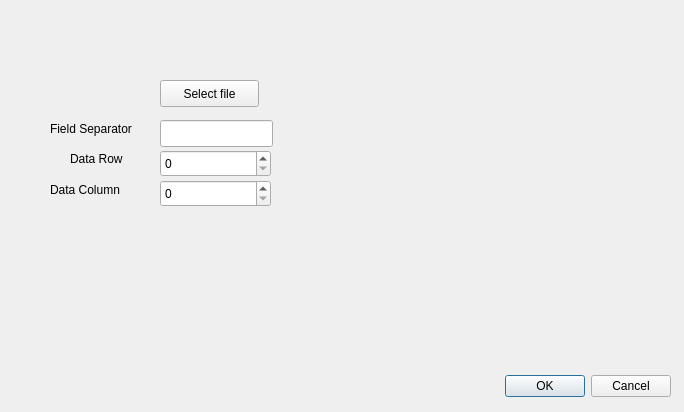
Above: src/dialog.ui from jgeudens/GraphViewer before the change. Below: the same form after it.
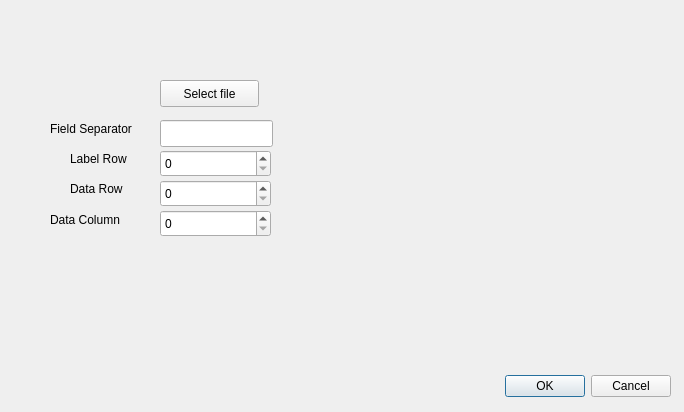
That is the form after the change.

Commit message:
Parse labels from data file
Fixed bugs (mainly related to data column parsing)

What changed in the file:
```diff
--- a/src/dialog.ui
+++ b/src/dialog.ui
@@ -56,7 +56,7 @@
    <property name="geometry">
     <rect>
      <x>160</x>
-     <y>150</y>
+     <y>180</y>
      <width>111</width>
      <height>27</height>
     </rect>
@@ -66,7 +66,7 @@
    <property name="geometry">
     <rect>
      <x>70</x>
-     <y>150</y>
+     <y>180</y>
      <width>71</width>
      <height>17</height>
     </rect>
@@ -79,7 +79,7 @@
    <property name="geometry">
     <rect>
      <x>160</x>
-     <y>180</y>
+     <y>210</y>
      <width>111</width>
      <height>27</height>
     </rect>
@@ -89,7 +89,7 @@
    <property name="geometry">
     <rect>
      <x>50</x>
-     <y>180</y>
+     <y>210</y>
      <width>101</width>
      <height>20</height>
     </rect>
@@ -111,6 +111,29 @@
     <string>Select file</string>
    </property>
   </widget>
+  <widget class="QSpinBox" name="spinLabelRow">
+   <property name="geometry">
+    <rect>
+     <x>160</x>
+     <y>150</y>
+     <width>111</width>
+     <height>27</height>
+    </rect>
+   </property>
+  </widget>
+  <widget class="QLabel" name="label_4">
+   <property name="geometry">
+    <rect>
+     <x>70</x>
+     <y>150</y>
+     <width>71</width>
+     <height>17</height>
+    </rect>
+   </property>
+   <property name="text">
+    <string>Label Row</string>
+   </property>
+  </widget>
  </widget>
  <resources/>
  <connections>
```
Left out of the diff: 1 changed line with no effect on the pictures. The commit also changes 11 other files.
